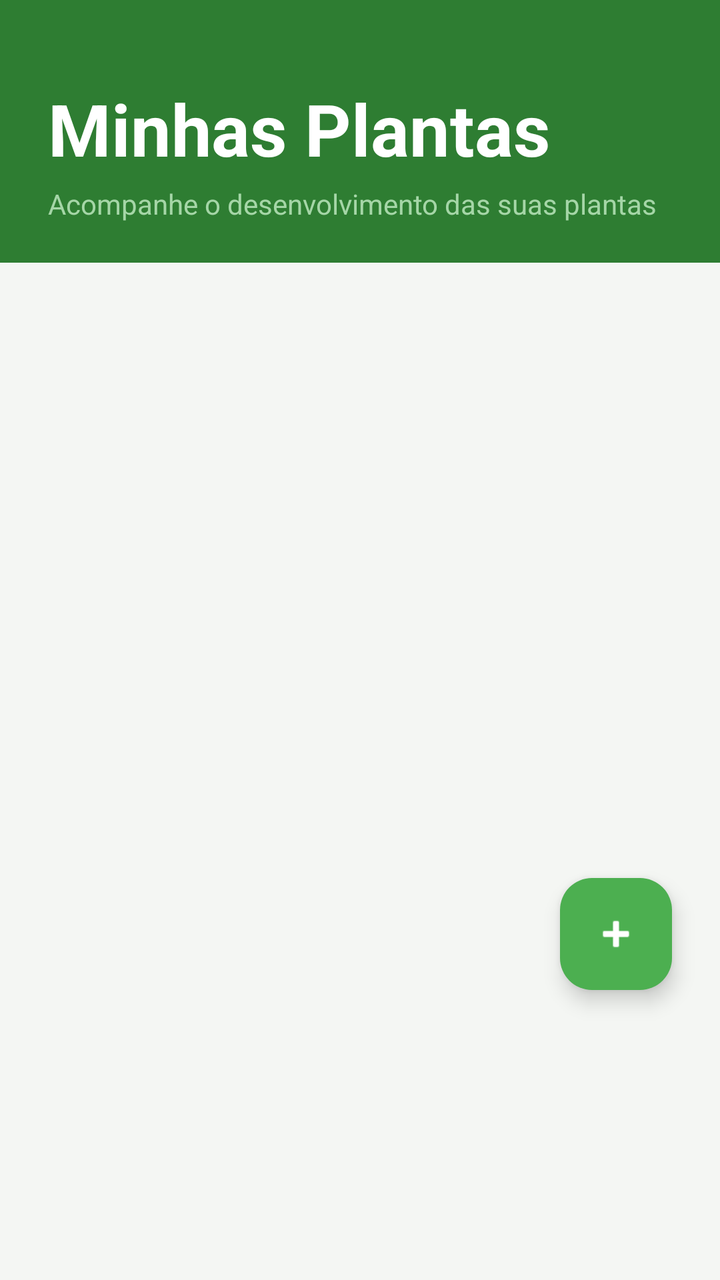
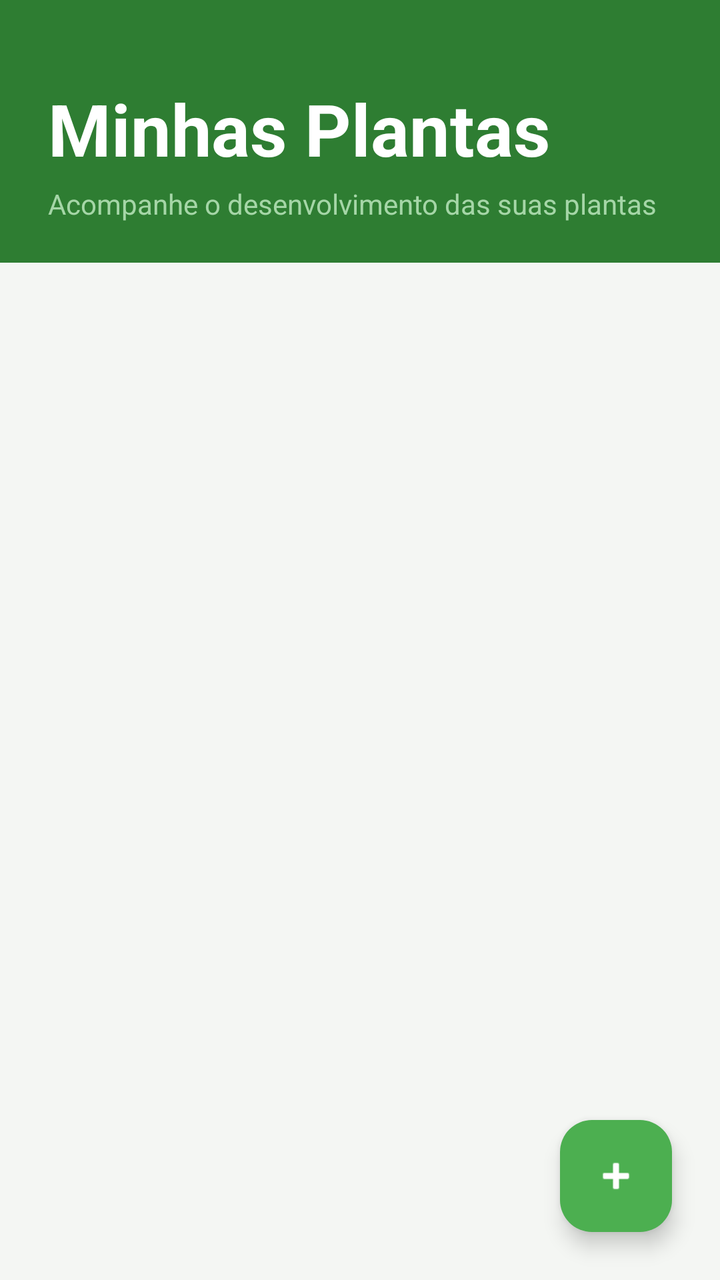

The first picture is an Android layout as it rendered before a commit; the second is the same layout after the commit. The layout source and the unified diff follow.
<!-- AndroidManifest.xml: application theme Theme.PlantFyth -->
<!-- res/layout/fragment_dashboard.xml -->
<?xml version="1.0" encoding="utf-8"?>
<FrameLayout
    xmlns:android="http://schemas.android.com/apk/res/android"
    xmlns:app="http://schemas.android.com/apk/res-auto"
    xmlns:tools="http://schemas.android.com/tools"
    android:layout_width="match_parent"
    android:layout_height="match_parent"
    android:background="#F4F6F3"
    tools:context=".ui.dashboard.DashboardFragment">

    
    <LinearLayout
        android:layout_width="match_parent"
        android:layout_height="match_parent"
        android:orientation="vertical">

        
        <LinearLayout
            android:layout_width="match_parent"
            android:layout_height="wrap_content"
            android:background="#2E7D32"
            android:orientation="vertical"
            android:paddingStart="24dp"
            android:paddingTop="40dp"
            android:paddingEnd="24dp"
            android:paddingBottom="20dp">

            <TextView
                android:layout_width="match_parent"
                android:layout_height="wrap_content"
                android:text="Minhas Plantas"
                android:textColor="#FFFFFF"
                android:textSize="36sp"
                android:textStyle="bold"
                tools:ignore="HardcodedText" />

            <TextView
                android:layout_width="match_parent"
                android:layout_height="wrap_content"
                android:layout_marginTop="4dp"
                android:text="Acompanhe o desenvolvimento das suas plantas"
                android:textColor="#A5D6A7"
                android:textSize="14sp"
                tools:ignore="HardcodedText,TextContrastCheck" />

        </LinearLayout>

        

        <androidx.recyclerview.widget.RecyclerView
            android:id="@+id/recyclerPlantas"
            android:layout_width="match_parent"
            android:layout_height="0dp"
            android:layout_weight="1"
            android:clipToPadding="false"
            android:layout_marginBottom="85dp"
            android:paddingHorizontal="16dp"
            android:paddingTop="16dp"
            android:paddingBottom="88dp" />


    </LinearLayout>

    <com.google.android.material.floatingactionbutton.FloatingActionButton
        android:id="@+id/btnAdicionarPlanta"
        android:layout_width="wrap_content"
        android:layout_height="wrap_content"
        android:layout_gravity="bottom|right"
        android:layout_marginRight="24dp"
        android:layout_marginBottom="145dp"
        android:contentDescription="Adicionar"
        android:backgroundTint="#4CAF50"
        app:tint="#FFFFFF"
        app:srcCompat="@android:drawable/ic_input_add" />

</FrameLayout>
<!-- resources referenced by this layout -->
<resources>
  <style name="Theme.PlantFyth" parent="Theme.MaterialComponents.DayNight.DarkActionBar">
  
          
          <item name="colorPrimary">@color/purple_500</item>
          <item name="colorPrimaryVariant">@color/purple_700</item>
          <item name="colorOnPrimary">@color/white</item>
          
          <item name="colorSecondary">@color/teal_200</item>
          <item name="colorSecondaryVariant">@color/teal_700</item>
          <item name="colorOnSecondary">@color/black</item>
          
          <item name="android:statusBarColor">?attr/colorPrimaryVariant</item>
          
      </style>
  <color name="purple_500">#FF6200EE</color>
  <color name="purple_700">#FF3700B3</color>
  <color name="white">#FFFFFFFF</color>
  <color name="teal_200">#FF03DAC5</color>
  <color name="teal_700">#FF018786</color>
  <color name="black">#FF000000</color>
</resources>

<!-- the commit's change to res/layout/fragment_dashboard.xml (unified diff, before → after) -->
@@ -53,7 +53,6 @@
             android:layout_height="0dp"
             android:layout_weight="1"
             android:clipToPadding="false"
-            android:layout_marginBottom="85dp"
             android:paddingHorizontal="16dp"
             android:paddingTop="16dp"
             android:paddingBottom="88dp" />
@@ -67,7 +66,7 @@
         android:layout_height="wrap_content"
         android:layout_gravity="bottom|right"
         android:layout_marginRight="24dp"
-        android:layout_marginBottom="145dp"
+        android:layout_marginBottom="24dp"
         android:contentDescription="Adicionar"
         android:backgroundTint="#4CAF50"
         app:tint="#FFFFFF"
